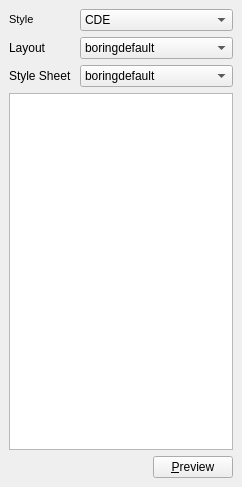
Above: examples/widgets/stylesheet/forms/stylesheeteditor.ui from arnt/qt-history2 before the change. Below: the same form after it.
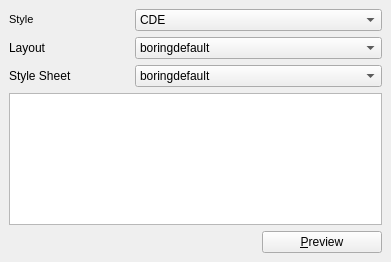
That is the form after the change.

Commit message:
p4i integration Integrate 235650 from 4.2 to main: Fixes:    Apply old layout settings to the new layout
[git-p4: depot-paths = "//depot/qt/main/": change = 235651]

Patch:
```diff
--- a/examples/widgets/stylesheet/forms/stylesheeteditor.ui
+++ b/examples/widgets/stylesheet/forms/stylesheeteditor.ui
@@ -5,8 +5,8 @@
    <rect>
     <x>0</x>
     <y>0</y>
-    <width>242</width>
-    <height>487</height>
+    <width>391</width>
+    <height>262</height>
    </rect>
   </property>
   <property name="windowTitle" >
```
The commit also changes 1 other file.
